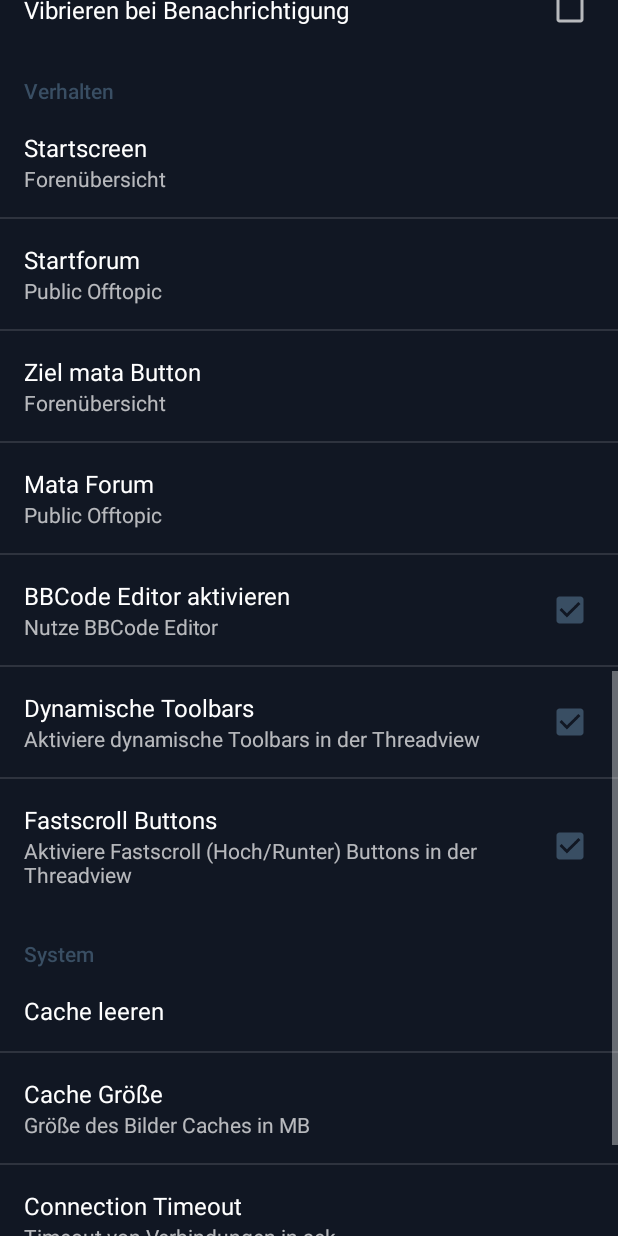
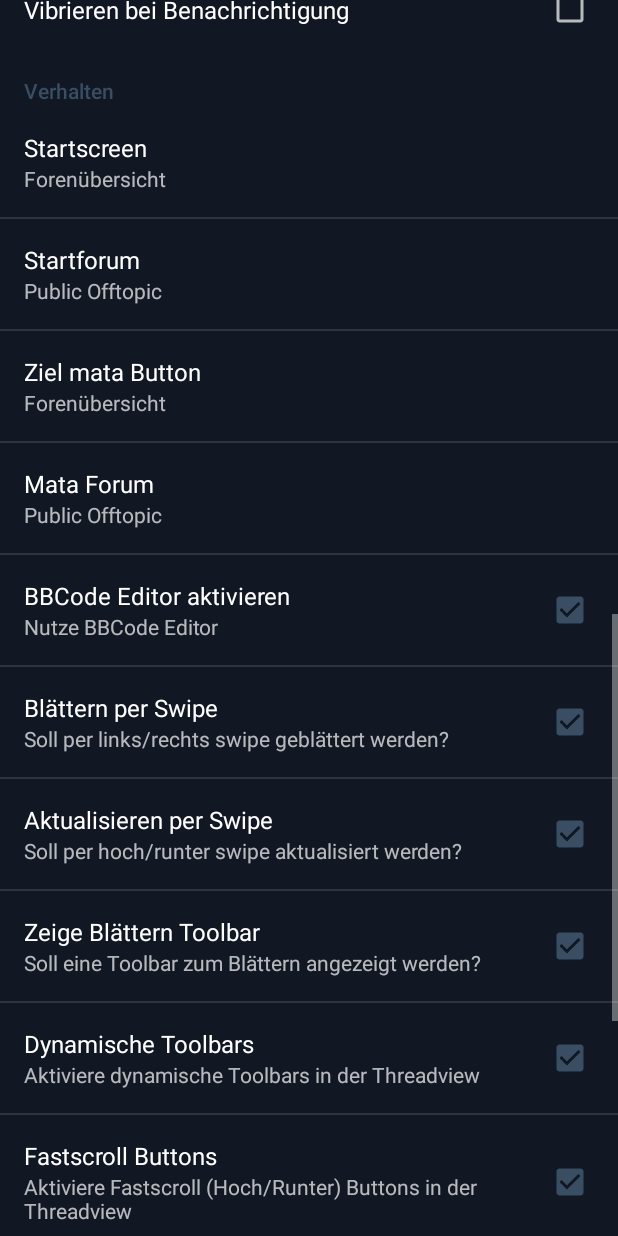
Before and after one commit to janoliver/pOT-Droid, an Android app: the SettingsActivity screen opened directly, with no data from a screen before it, scrolled down 1153 dp, on a phone screen of 412 x 824 dp. Run offline under Robolectric (Android 15) with nearby library versions, the phone set to English and light mode, and no system bars; libraries missing offline, so code that uses them is left out: com.nispok.snackbar, com.nostra13.universalimageloader; network calls fail; 1 statement that could not run was skipped.

Commit message:
added settings for swipe and the paginate toolbar

```diff
--- a/src/main/java/com/mde/potdroid/helpers/SettingsWrapper.java
+++ b/src/main/java/com/mde/potdroid/helpers/SettingsWrapper.java
@@ -54,6 +54,9 @@ public class SettingsWrapper {
     public static final String PREF_KEY_CONNECTION_TIMEOUT = "pref_connection_timeout";
     public static final String PREF_KEY_DYNAMIC_TOOLBARS = "pref_dynamic_toolbars";
     public static final String PREF_KEY_FASTSCROLL = "pref_fastscroll";
+    public static final String PREF_KEY_SHOW_PAGNIATE_TOOLBAR = "pref_show_paginate_toolbar";
+    public static final String PREF_KEY_SWIPE_TO_REFRESH = "pref_swipe_to_refresh";
+    public static final String PREF_KEY_SWIPE_TO_PAGINATE = "pref_swipe_to_paginate";
 
     public static final int START_BOARDS = 0;
     public static final int START_BOOKMARKS = 1;
@@ -251,6 +254,18 @@ public class SettingsWrapper {
         return mSharedPreferences.getBoolean(PREF_KEY_DYNAMIC_TOOLBARS, true);
     }
 
+    public Boolean isSwipeToRefresh() {
+        return mSharedPreferences.getBoolean(PREF_KEY_SWIPE_TO_REFRESH, true);
+    }
+
+    public Boolean isSwipeToPaginate() {
+        return mSharedPreferences.getBoolean(PREF_KEY_SWIPE_TO_PAGINATE, true);
+    }
+
+    public Boolean isShowPaginateToolbar() {
+        return mSharedPreferences.getBoolean(PREF_KEY_SHOW_PAGNIATE_TOOLBAR, true);
+    }
+
     /**
      * Check if fastscroll in topic activity are enabled
      *
@@ -259,6 +274,7 @@ public class SettingsWrapper {
     public Boolean fastscroll() {
         return mSharedPreferences.getBoolean(PREF_KEY_FASTSCROLL, true);
     }
+
 
     /**
      * Set the settings username
--- a/src/main/res/xml/preferences.xml
+++ b/src/main/res/xml/preferences.xml
@@ -163,6 +163,24 @@
                 android:defaultValue="true"/>
 
         <CheckBoxPreference
+                android:key="pref_swipe_to_paginate"
+                android:title="Blättern per Swipe"
+                android:summary="Soll per links/rechts swipe geblättert werden?"
+                android:defaultValue="true"/>
+
+        <CheckBoxPreference
+                android:key="pref_swipe_to_refresh"
+                android:title="Aktualisieren per Swipe"
+                android:summary="Soll per hoch/runter swipe aktualisiert werden?"
+                android:defaultValue="true"/>
+
+        <CheckBoxPreference
+                android:key="pref_show_paginate_toolbar"
+                android:title="Zeige Blättern Toolbar"
+                android:summary="Soll eine Toolbar zum Blättern angezeigt werden?"
+                android:defaultValue="true"/>
+
+        <CheckBoxPreference
                 android:key="pref_dynamic_toolbars"
                 android:title="Dynamische Toolbars"
                 android:summary="Aktiviere dynamische Toolbars in der Threadview"
```
